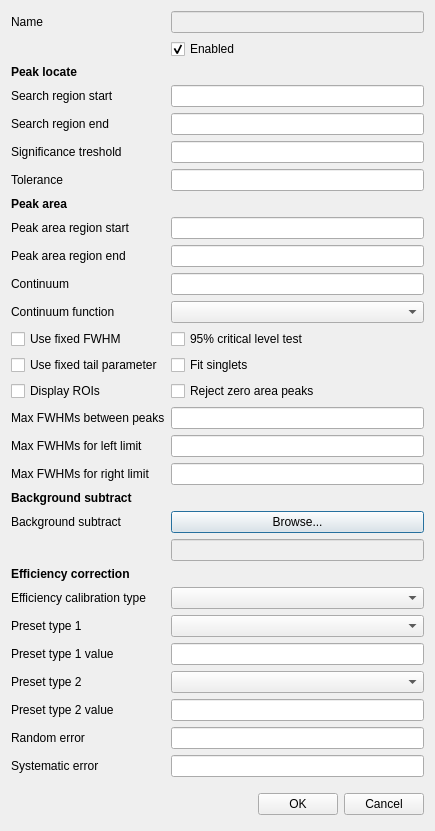
Above: createdetector.ui from bytting/nailab before the change. Below: the same form after it.
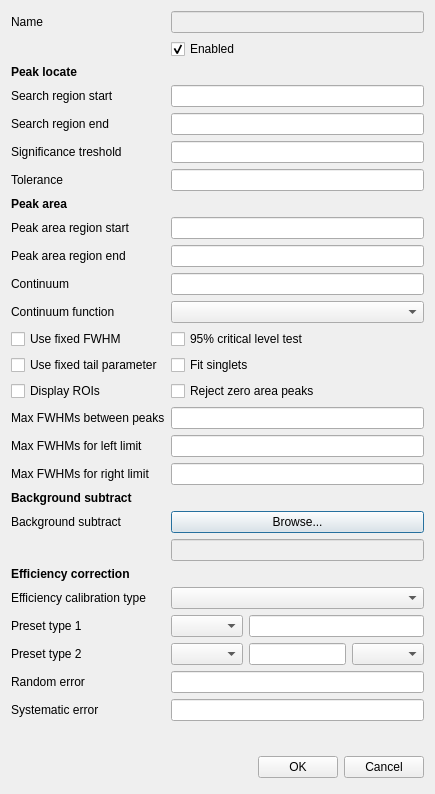
That is the form after the change. Icons and pictures are not drawn.

Diff of the .ui file:
```diff
--- a/createdetector.ui
+++ b/createdetector.ui
@@ -7,7 +7,7 @@
     <x>0</x>
     <y>0</y>
     <width>435</width>
-    <height>826</height>
+    <height>794</height>
    </rect>
   </property>
   <property name="windowTitle">
@@ -71,6 +71,16 @@
    <item row="3" column="1">
     <widget class="QLineEdit" name="tbSearchRegionStart"/>
    </item>
+   <item row="4" column="0">
+    <widget class="QLabel" name="label_24">
+     <property name="text">
+      <string>Search region end</string>
+     </property>
+    </widget>
+   </item>
+   <item row="4" column="1">
+    <widget class="QLineEdit" name="tbSearchRegionEnd"/>
+   </item>
    <item row="5" column="0">
     <widget class="QLabel" name="label_2">
      <property name="text">
@@ -114,6 +124,16 @@
    <item row="8" column="1">
     <widget class="QLineEdit" name="tbPeakAreaRegionStart"/>
    </item>
+   <item row="9" column="0">
+    <widget class="QLabel" name="label_23">
+     <property name="text">
+      <string>Peak area region end</string>
+     </property>
+    </widget>
+   </item>
+   <item row="9" column="1">
+    <widget class="QLineEdit" name="tbPeakAreaRegionEnd"/>
+   </item>
    <item row="10" column="0">
     <widget class="QLabel" name="label_4">
      <property name="text">
@@ -286,39 +306,56 @@
     </widget>
    </item>
    <item row="23" column="1">
-    <widget class="QComboBox" name="cboxPresetType1"/>
+    <layout class="QHBoxLayout" name="horizontalLayout_2">
+     <item>
+      <widget class="QComboBox" name="cboxPresetType1"/>
+     </item>
+     <item>
+      <widget class="QLineEdit" name="tbPresetType1"/>
+     </item>
+    </layout>
    </item>
    <item row="24" column="0">
-    <widget class="QLabel" name="label_18">
-     <property name="text">
-      <string>Preset type 1 value</string>
-     </property>
-    </widget>
-   </item>
-   <item row="24" column="1">
-    <widget class="QLineEdit" name="tbPresetType1"/>
-   </item>
-   <item row="25" column="0">
     <widget class="QLabel" name="label_22">
      <property name="text">
       <string>Preset type 2</string>
      </property>
     </widget>
    </item>
+   <item row="24" column="1">
+    <layout class="QHBoxLayout" name="horizontalLayout_3">
+     <item>
+      <widget class="QComboBox" name="cboxPresetType2"/>
+     </item>
+     <item>
+      <widget class="QLineEdit" name="tbPresetType2"/>
+     </item>
+     <item>
+      <widget class="QComboBox" name="cboxPresetType2Unit"/>
+     </item>
+    </layout>
+   </item>
+   <item row="25" column="0">
+    <widget class="QLabel" name="label_20">
+     <property name="text">
+      <string>Random error</string>
+     </property>
+    </widget>
+   </item>
    <item row="25" column="1">
-    <widget class="QComboBox" name="cboxPresetType2"/>
+    <widget class="QLineEdit" name="tbRandomError"/>
    </item>
    <item row="26" column="0">
-    <widget class="QLabel" name="label_19">
+    <widget class="QLabel" name="label_21">
      <property name="text">
-      <string>Preset type 2 value</string>
+      <string>Systematic error</string>
      </property>
     </widget>
    </item>
    <item row="26" column="1">
-    <widget class="QLineEdit" name="tbPresetType2"/>
+    <widget class="QLineEdit" name="tbSystematicError"/>
    </item>
-   <item row="29" column="0">
+   <item row="27" column="0">
     <spacer name="verticalSpacer">
      <property name="orientation">
       <enum>Qt::Vertical</enum>
@@ -331,7 +368,7 @@
      </property>
     </spacer>
    </item>
-   <item row="30" column="0" colspan="2">
+   <item row="28" column="0" colspan="2">
     <layout class="QHBoxLayout">
      <property name="spacing">
       <number>6</number>
@@ -377,46 +414,6 @@
      </item>
     </layout>
    </item>
-   <item row="27" column="0">
-    <widget class="QLabel" name="label_20">
-     <property name="text">
-      <string>Random error</string>
-     </property>
-    </widget>
-   </item>
-   <item row="27" column="1">
-    <widget class="QLineEdit" name="tbRandomError"/>
-   </item>
-   <item row="28" column="0">
-    <widget class="QLabel" name="label_21">
-     <property name="text">
-      <string>Systematic error</string>
-     </property>
-    </widget>
-   </item>
-   <item row="28" column="1">
-    <widget class="QLineEdit" name="tbSystematicError"/>
-   </item>
-   <item row="9" column="1">
-    <widget class="QLineEdit" name="tbPeakAreaRegionEnd"/>
-   </item>
-   <item row="9" column="0">
-    <widget class="QLabel" name="label_23">
-     <property name="text">
-      <string>Peak area region end</string>
-     </property>
-    </widget>
-   </item>
-   <item row="4" column="1">
-    <widget class="QLineEdit" name="tbSearchRegionEnd"/>
-   </item>
-   <item row="4" column="0">
-    <widget class="QLabel" name="label_24">
-     <property name="text">
-      <string>Search region end</string>
-     </property>
-    </widget>
-   </item>
   </layout>
  </widget>
  <resources>
```
